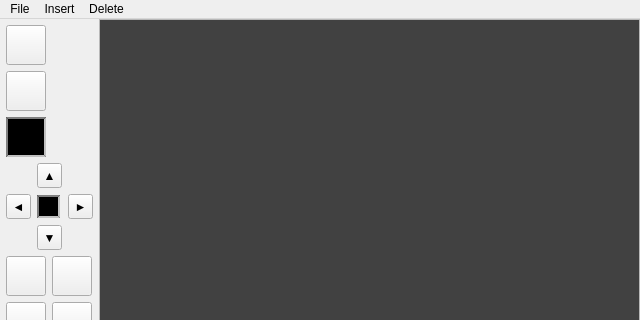
Qt form mainwindow.ui (RickWhitefreeze/UI_cs383_goofy-lights) before a commit; both pictures show x 0 to 640 and y 0 to 320 of the 640 by 480 pixel window.
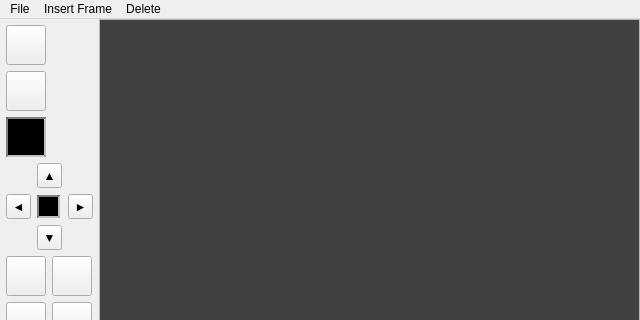
The same form after that commit. Icons and pictures are not drawn.

Commit message: Minor changes to copy and delete, cleaned up slots for inserts and delete.  Changed cell size to 25x25.

Patch:
```diff
--- a/mainwindow.ui
+++ b/mainwindow.ui
@@ -595,7 +595,7 @@
      <x>0</x>
      <y>0</y>
      <width>640</width>
-     <height>22</height>
+     <height>26</height>
     </rect>
    </property>
    <widget class="QMenu" name="menuFile">
@@ -611,7 +611,7 @@
    </widget>
    <widget class="QMenu" name="menuInsert">
     <property name="title">
-     <string>Insert</string>
+     <string>Insert Frame</string>
     </property>
     <addaction name="actionInsert_After"/>
     <addaction name="actionInsert_Before"/>
```
Left out of the diff: 164 changed lines with no effect on the pictures. The commit also changes 3 other files.
